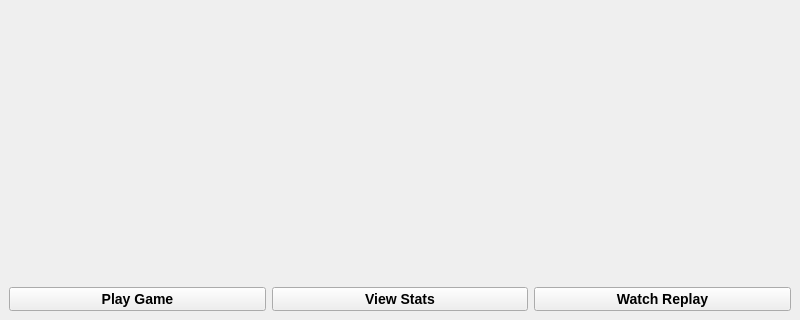
First picture: the form in client/src/ui/MainMenuWindow.ui, repository ToJupiter/NetworkProgramming, before the edit; both pictures show x 0 to 800 and y 280 to 600 of the 800 by 600 pixel window.
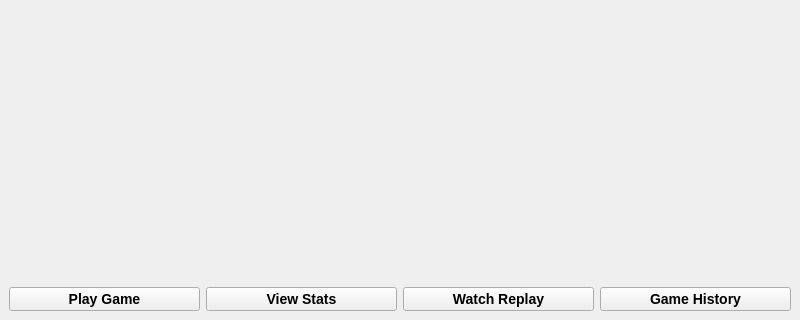
Second picture: the form after the edit.

Commit message: Add part 9: add ranking system, add match history viewing system. Replay system still in error state, need more comprehensive fixing. Logout, LeaveRoom still disconnects the client.

What changed in the file:
```diff
--- a/client/src/ui/MainMenuWindow.ui
+++ b/client/src/ui/MainMenuWindow.ui
@@ -71,7 +71,7 @@
      </spacer>
     </item>
     <item>
-     <layout class="QHBoxLayout" name="layoutButtons" stretch="1,1,1">
+     <layout class="QHBoxLayout" name="layoutButtons" stretch="1,1,1,1">
       <item>
        <widget class="QPushButton" name="btnPlay">
         <property name="text">
@@ -111,6 +111,19 @@
         </property>
        </widget>
       </item>
+      <item>
+       <widget class="QPushButton" name="btnGameHistory">
+        <property name="text">
+         <string>Game History</string>
+        </property>
+        <property name="minimumHeight">
+         <number>60</number>
+        </property>
+        <property name="styleSheet">
+         <string notr="true">font-size: 14px; font-weight: bold;</string>
+        </property>
+       </widget>
+      </item>
      </layout>
     </item>
    </layout>
```
The commit also changes 17 other files.
